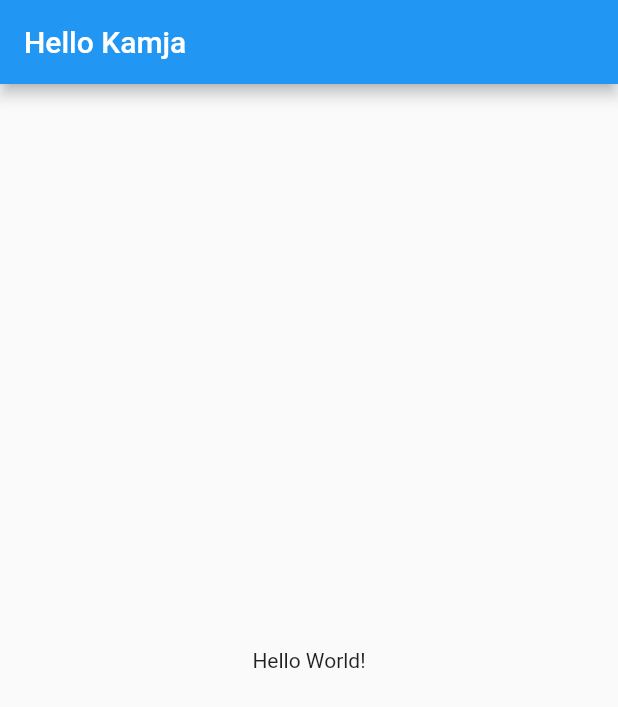
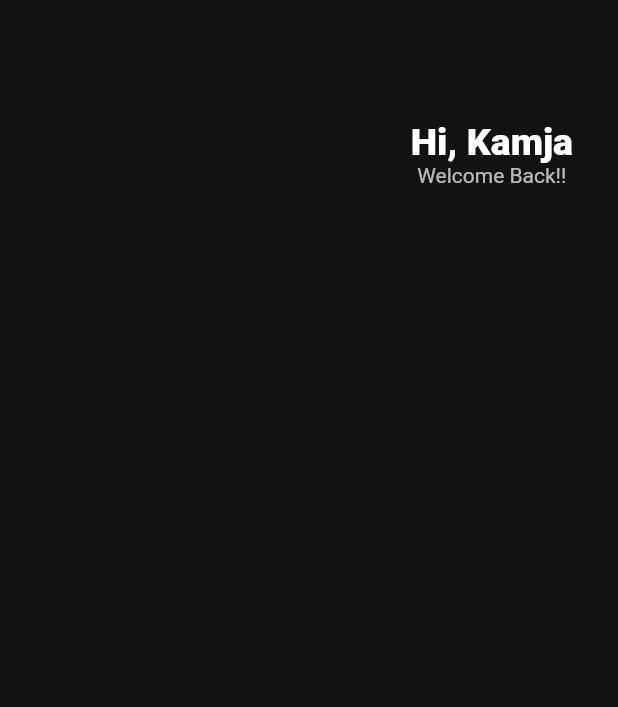
Before and after one commit to kamja44/Flutter, a Flutter app: the screen it shows after launch, on a phone screen of 412 x 824 dp. Shown: the top 707 px of the screen. Run offline on Flutter 3.47's test engine with Material 2 defaults, Android fonts, the phone set to English and light mode, and no system bars.

Commit message:
Create Header

```diff
--- a/toonflix/lib/main.dart
+++ b/toonflix/lib/main.dart
@@ -4,19 +4,44 @@ void main() {
   runApp(App());
 }
 
-// main 함수의 runApp함수에 할당하는 widget
-// 즉, App widget은 우리 앱의 root이다.
-// root widget은 materialApp() 혹은 cupertinoApp()을 return 해야한다.
 class App extends StatelessWidget {
   @override
   Widget build(BuildContext context) {
     return MaterialApp(
       home: Scaffold(
-        appBar: AppBar(
-          title: Text("Hello Kamja"),
-        ),
-        body: Center(
-          child: Text("Hello World!"),
+        backgroundColor: Color.fromRGBO(18, 18, 18, 1),
+        body: Padding(
+          padding: EdgeInsets.symmetric(horizontal: 30),
+          child: Column(
+            children: [
+              SizedBox(
+                height: 80,
+              ),
+              Row(
+                mainAxisAlignment: MainAxisAlignment.end,
+                children: [
+                  Column(
+                    mainAxisAlignment: MainAxisAlignment.end,
+                    children: [
+                      Text(
+                        "Hi, Kamja",
+                        style: TextStyle(
+                          color: Colors.white,
+                          fontSize: 25,
+                          fontWeight: FontWeight.w800,
+                        ),
+                      ),
+                      Text(
+                        "Welcome Back!!",
+                        style: TextStyle(
+                            color: Colors.white.withOpacity(0.7), fontSize: 14),
+                      ),
+                    ],
+                  )
+                ],
+              )
+            ],
+          ),
         ),
       ),
     );
```
Also changed, not shown: 1 other file.
